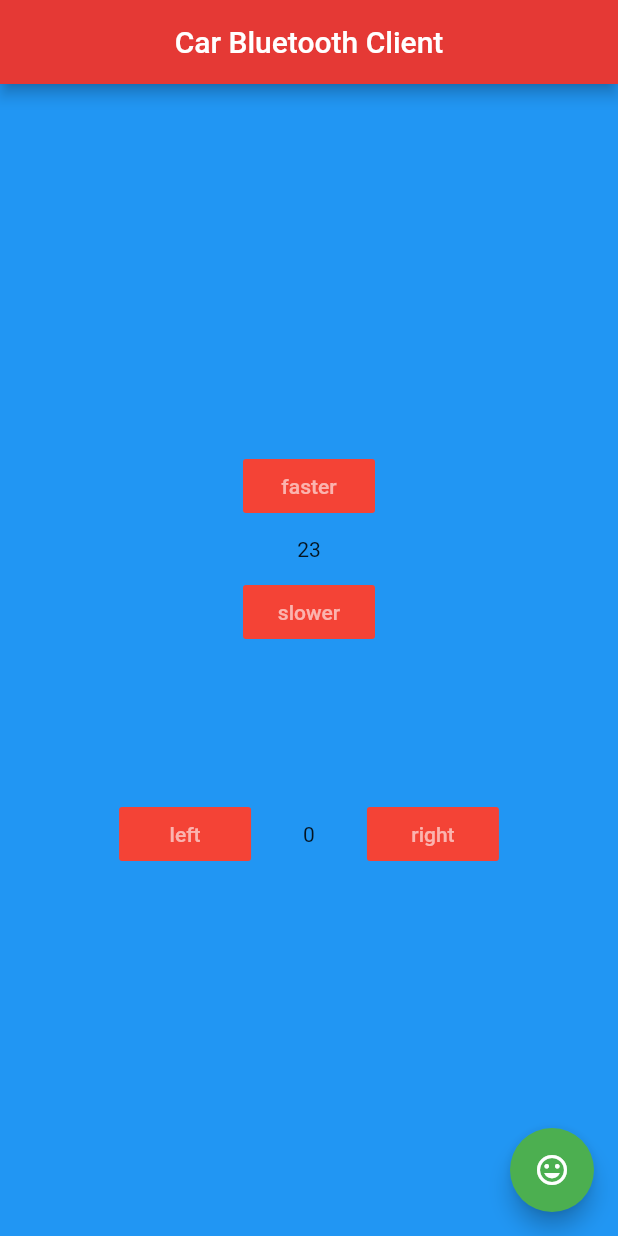
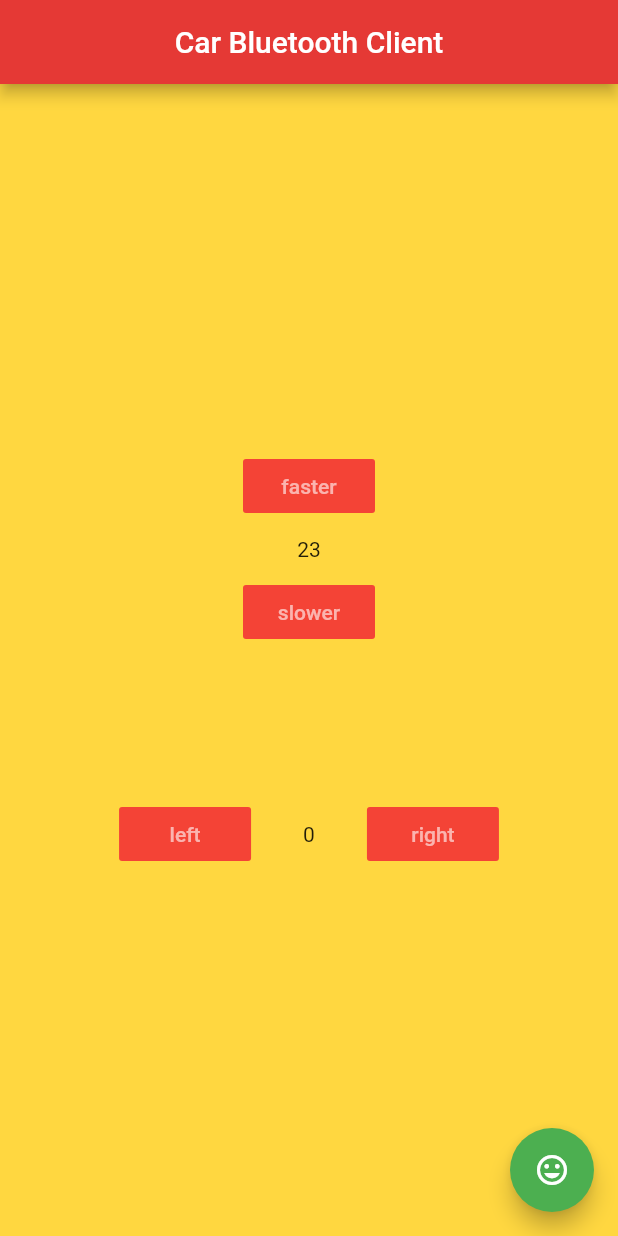
Before and after one commit to davebound/BluetoothCar, a Flutter app: the screen it shows after launch, on a phone screen of 412 x 824 dp. Run offline on Flutter 3.47's test engine with Material 2 defaults, Android fonts, the phone set to English and light mode, and no system bars.

Commit message:
Changed colour to amberAccent

```diff
--- a/lib/client.dart
+++ b/lib/client.dart
@@ -19,7 +19,7 @@ class HomeClient extends StatelessWidget {
 
       body: Center(
           child: Container(
-              color: Colors.blue,
+              color: Colors.amberAccent,
               child: Column(
                 mainAxisAlignment: MainAxisAlignment.center,
                 children: [
```
